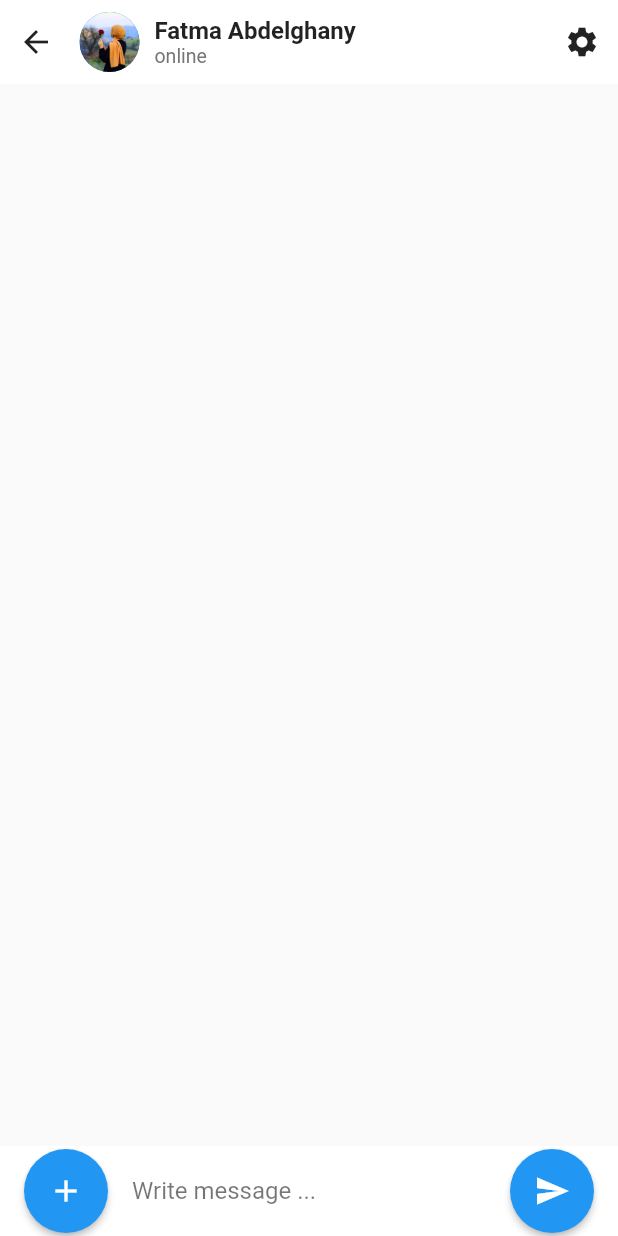
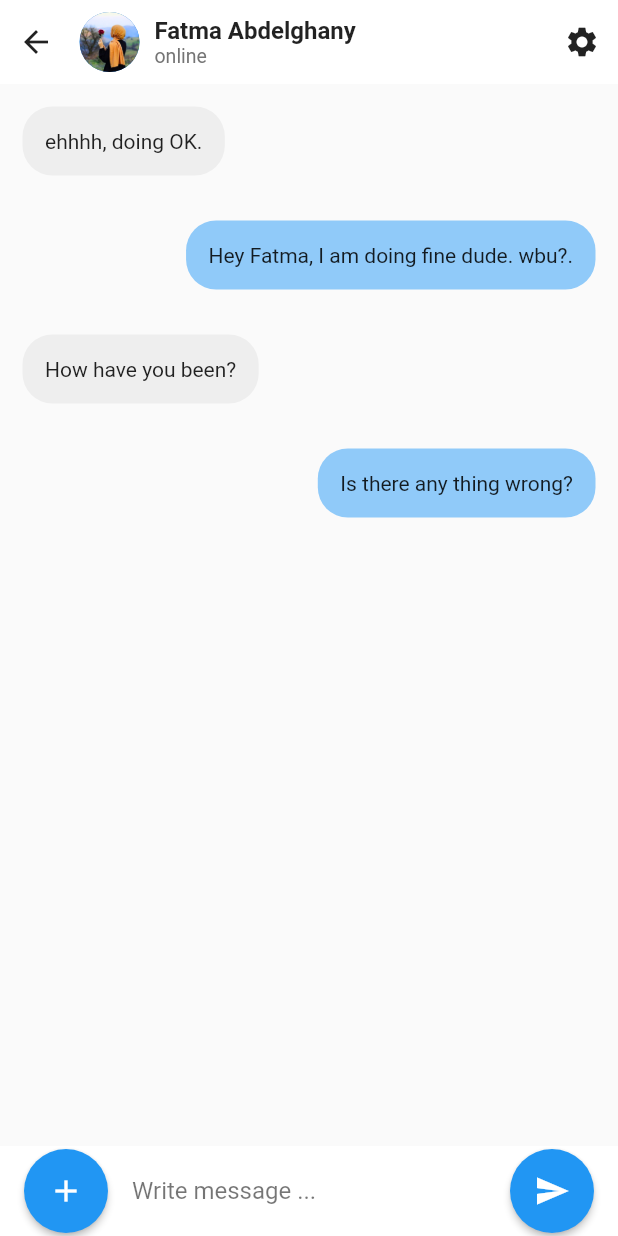
Before and after one commit to Fatma-abdelghany/ChatApp, a Flutter app: the ChatDetails screen opened by its route, on a phone screen of 412 x 824 dp. Run offline on Flutter 3.47's test engine with Material 2 defaults, Android fonts, the phone set to English and light mode, and no system bars; our stand-ins replace go_router.

Commit message:
initial commit chat app chat details

```diff
--- a/lib/Screens/chat/chatDetails.dart
+++ b/lib/Screens/chat/chatDetails.dart
@@ -12,6 +12,7 @@ class ChatDetails extends StatefulWidget {
 class _ChatDetailsState extends State<ChatDetails> {
   List<ChatMessages> chatMessageList= [
     ChatMessages(message: "ehhhh, doing OK.", messageType: "receiver"),
+    ChatMessages(message: "Hey Fatma, I am doing fine dude. wbu?.", messageType: "sender"),
     ChatMessages(message: "How have you been?", messageType: "receiver"),
     ChatMessages(message: "Is there any thing wrong?", messageType: "sender"),
 
@@ -54,6 +55,22 @@ class _ChatDetailsState extends State<ChatDetails> {
       ),
       body: Stack(
         children: [
+          ListView.builder(
+              itemCount: chatMessageList.length,
+              itemBuilder:(BuildContext context, int index){
+                return Align(
+                  alignment:(chatMessageList[index].messageType=="receiver")? Alignment.topLeft:Alignment.topRight,
+                  child: Container(
+                    margin: EdgeInsets.all(15),
+                    padding: EdgeInsets.all(15),
+                      decoration: BoxDecoration(
+                        borderRadius: BorderRadius.circular(20),
+                        color: (chatMessageList[index].messageType=="receiver")? Colors.grey.shade200 :Colors.blue[200]
+                      ),
+                      child: Text(chatMessageList[index].message)),
+                ) ;
+              }
+          ),
 
 
 
```
